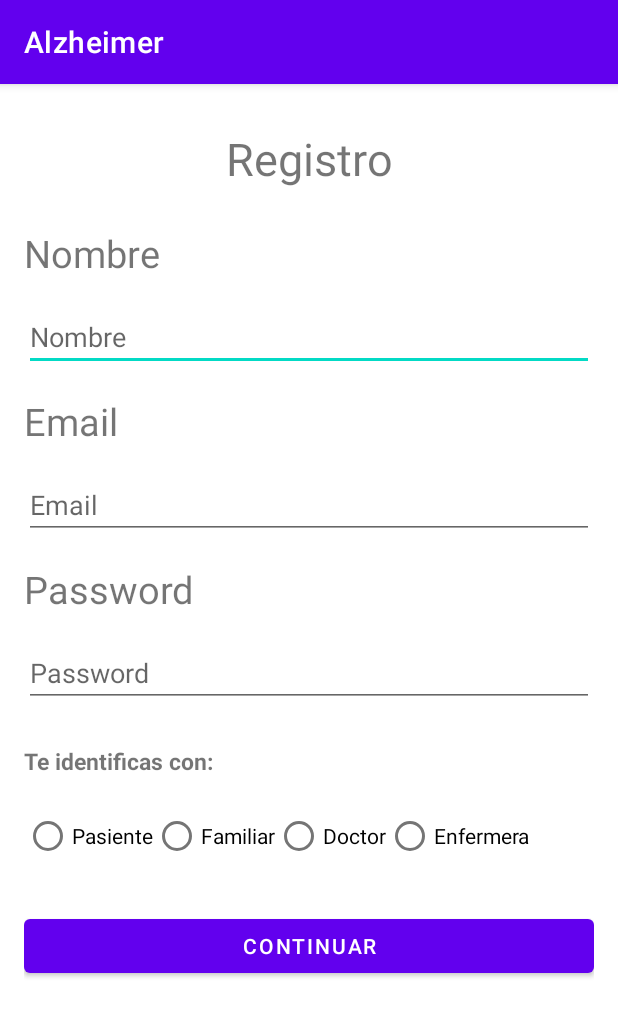
After one commit to CarlosAlbertoLS/Alzheimer-Android, an Android app: the CreateAccount screen opened directly, with no data from a screen before it, on a phone screen of 412 x 824 dp. The commit adds this screen. Shown: the top 1017 px of the screen. Run offline under Robolectric (Android 15) with nearby library versions, the phone set to English and light mode, and no system bars.

Commit message:
Se modifico el archivo ActivityMain, se agrego la actividad CreateAccount y se modicaron los archivos

```diff
--- a/app/src/main/AndroidManifest.xml
+++ b/app/src/main/AndroidManifest.xml
@@ -10,6 +10,9 @@
         android:supportsRtl="true"
         android:theme="@style/Theme.Alzheimer">
         <activity
+            android:name=".CreateAccount"
+            android:exported="false" />
+        <activity
             android:name=".MainActivity"
             android:exported="true">
             <intent-filter>
--- /dev/null
+++ b/app/src/main/java/com/example/alzheimer/CreateAccount.kt
@@ -0,0 +1,14 @@
+package com.example.alzheimer
+
+import androidx.appcompat.app.AppCompatActivity
+import android.os.Bundle
+import com.example.alzheimer.databinding.ActivityCreateAccountBinding
+
+class CreateAccount : AppCompatActivity() {
+    private lateinit var binding: ActivityCreateAccountBinding
+    override fun onCreate(savedInstanceState: Bundle?) {
+        super.onCreate(savedInstanceState)
+        binding = ActivityCreateAccountBinding.inflate(layoutInflater)
+        setContentView(binding.root)
+    }
+}
--- a/app/src/main/java/com/example/alzheimer/MainActivity.kt
+++ b/app/src/main/java/com/example/alzheimer/MainActivity.kt
@@ -1,11 +1,61 @@
 package com.example.alzheimer
 
+import android.content.Intent
 import androidx.appcompat.app.AppCompatActivity
 import android.os.Bundle
+import androidx.appcompat.app.AlertDialog
+import com.example.alzheimer.databinding.ActivityMainBinding as
+import com.google.firebase.auth.FirebaseAuth
 
 class MainActivity : AppCompatActivity() {
+    private lateinit var binding: ActivityMainBinding
     override fun onCreate(savedInstanceState: Bundle?) {
         super.onCreate(savedInstanceState)
-        setContentView(R.layout.activity_main)
+        binding = ActivityMainBinding.inflate(layoutInflater)
+        setContentView(binding.root)
+
+        createAccount()
+        singIn()
+    }
+
+    private fun createAccount() {
+        binding.btnCreateAccount.setOnClickListener {
+            val intent: Intent = Intent(this, CreateAccount::class.java)
+            startActivity(intent)
+        }
+    }
+
+    private fun singIn() {
+        title = "Authentication"
+
+        binding.btnSingIn.setOnClickListener {
+            if (binding.editTextTextEmailAddress.text.isNotEmpty() && binding.editTextTextPassword.text.isNotEmpty()) {
+                FirebaseAuth.getInstance()
+                    .signInWithEmailAndPassword(binding.editTextTextEmailAddress.text.toString(),
+                        binding.editTextTextPassword.text.toString())
+                    .addOnCompleteListener {
+                        if (it.isSuccessful){
+                            showHome(it.result?.user?.email ?: "")
+                        }else {
+                            showAlert()
+                        }
+                    }
+            }
+        }
+    }
+    private fun showAlert(){
+        val builder = AlertDialog.Builder(this)
+        builder.setTitle("Error")
+        builder.setMessage("Se ha producido un error autenticando al usuario")
+        builder.setPositiveButton("Aceptar", null)
+        val dialog: AlertDialog = builder.create()
+        dialog.show()
+    }
+
+    private fun showHome(email: String){
+        /*val homeIntent = Intent(this, HomeActivity::class.java).apply {
+            putExtra("email", email)
+        }
+        startActivity(homeIntent)*/
     }
 }
--- /dev/null
+++ b/app/src/main/res/layout/activity_create_account.xml
@@ -0,0 +1,168 @@
+<?xml version="1.0" encoding="utf-8"?>
+<androidx.constraintlayout.widget.ConstraintLayout xmlns:android="http://schemas.android.com/apk/res/android"
+    xmlns:app="http://schemas.android.com/apk/res-auto"
+    xmlns:tools="http://schemas.android.com/tools"
+    android:layout_width="match_parent"
+    android:layout_height="match_parent"
+    tools:context=".CreateAccount">
+
+    <LinearLayout
+        android:layout_width="match_parent"
+        android:layout_height="match_parent"
+        android:layout_marginStart="16dp"
+        android:layout_marginTop="24dp"
+        android:layout_marginEnd="16dp"
+        android:layout_marginBottom="32dp"
+        android:orientation="vertical"
+        app:layout_constraintBottom_toBottomOf="parent"
+        app:layout_constraintEnd_toEndOf="parent"
+        app:layout_constraintStart_toStartOf="parent"
+        app:layout_constraintTop_toTopOf="parent">
+
+        <Space
+            android:layout_width="match_parent"
+            android:layout_height="5dp" />
+
+        <TextView
+            android:id="@+id/textView4"
+            android:layout_width="match_parent"
+            android:layout_height="wrap_content"
+            android:text="@string/register"
+            android:textAlignment="center"
+            android:textSize="30sp" />
+
+        <Space
+            android:layout_width="match_parent"
+            android:layout_height="25dp" />
+
+        <TextView
+            android:id="@+id/textView5"
+            android:layout_width="match_parent"
+            android:layout_height="wrap_content"
+            android:text="@string/name"
+            android:textSize="25sp" />
+
+        <Space
+            android:layout_width="match_parent"
+            android:layout_height="16dp" />
+
+        <EditText
+            android:id="@+id/editTextTextPersonName"
+            android:layout_width="match_parent"
+            android:layout_height="wrap_content"
+            android:ems="10"
+            android:hint="@string/name"
+            android:inputType="textPersonName" />
+
+        <Space
+            android:layout_width="match_parent"
+            android:layout_height="16dp" />
+
+        <TextView
+            android:id="@+id/textView6"
+            android:layout_width="match_parent"
+            android:layout_height="wrap_content"
+            android:text="@string/email"
+            android:textSize="25sp" />
+
+        <Space
+            android:layout_width="match_parent"
+            android:layout_height="16dp" />
+
+        <EditText
+            android:id="@+id/email"
+            android:layout_width="match_parent"
+            android:layout_height="wrap_content"
+            android:ems="10"
+            android:hint="@string/email"
+            android:inputType="textEmailAddress" />
+
+        <Space
+            android:layout_width="match_parent"
+            android:layout_height="16dp" />
+
+        <TextView
+            android:id="@+id/textView7"
+            android:layout_width="match_parent"
+            android:layout_height="wrap_content"
+            android:text="@string/password"
+            android:textSize="25sp" />
+
+        <Space
+            android:layout_width="match_parent"
+            android:layout_height="16dp" />
+
+        <EditText
+            android:id="@+id/password"
+            android:layout_width="match_parent"
+            android:layout_height="wrap_content"
+            android:autofillHints="password"
+            android:ems="10"
+            android:hint="@string/password"
+            android:inputType="textPassword" />
+
+        <Space
+            android:layout_width="match_parent"
+            android:layout_height="25dp" />
+
+        <TextView
+            android:id="@+id/textView8"
+            android:layout_width="match_parent"
+            android:layout_height="wrap_content"
+            android:text="@string/identity"
+            android:textStyle="bold"
+            android:textSize="15sp"/>
+
+        <Space
+            android:layout_width="match_parent"
+            android:layout_height="15dp" />
+
+        <RadioGroup
+            android:id="@+id/radioGrup"
+            android:layout_width="wrap_content"
+            android:layout_height="wrap_content"
+            android:orientation="horizontal">
+
+            <RadioButton
+                android:id="@+id/radioButtonPatient"
+                android:layout_width="wrap_content"
+                android:layout_height="wrap_content"
+                android:layout_weight="1"
+                android:text="@string/patient" />
+
+            <RadioButton
+                android:id="@+id/radioButtonFamily"
+                android:layout_width="wrap_content"
+                android:layout_height="wrap_content"
+                android:layout_weight="1"
+                android:text="@string/family" />
+
+            <RadioButton
+                android:id="@+id/radioButtonDoctor"
+                android:layout_width="wrap_content"
+                android:layout_height="wrap_content"
+                android:layout_weight="1"
+                android:text="@string/doctor" />
+
+            <RadioButton
+                android:id="@+id/radioButtonNurse"
+                android:layout_width="wrap_content"
+                android:layout_height="wrap_content"
+                android:layout_weight="1"
+                android:text="@string/nurse" />
+
+        </RadioGroup>
+
+        <Space
+            android:layout_width="match_parent"
+            android:layout_height="25dp" />
+
+        <Button
+            android:id="@+id/btnRegistro"
+            android:layout_width="match_parent"
+            android:layout_height="wrap_content"
+            android:text="@string/next" />
+
+    </LinearLayout>
+
+</androidx.constraintlayout.widget.ConstraintLayout>
```
